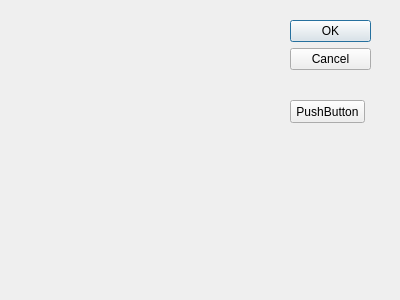
Qt form dialog.ui (YBelikov/spreadsheet-app-qt) before a commit.
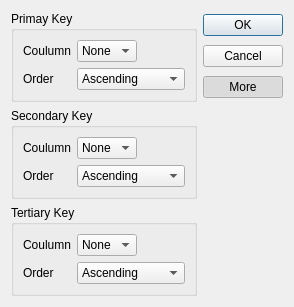
The same form after that commit.

Patch:
```diff
--- a/dialog.ui
+++ b/dialog.ui
@@ -6,42 +6,236 @@
    <rect>
     <x>0</x>
     <y>0</y>
-    <width>400</width>
-    <height>300</height>
+    <width>294</width>
+    <height>271</height>
    </rect>
   </property>
   <property name="windowTitle">
    <string>Dialog</string>
   </property>
-  <widget class="QDialogButtonBox" name="buttonBox">
-   <property name="geometry">
-    <rect>
-     <x>290</x>
-     <y>20</y>
-     <width>81</width>
-     <height>241</height>
-    </rect>
-   </property>
-   <property name="orientation">
-    <enum>Qt::Vertical</enum>
-   </property>
-   <property name="standardButtons">
-    <set>QDialogButtonBox::Cancel|QDialogButtonBox::Ok</set>
-   </property>
-  </widget>
-  <widget class="QPushButton" name="pushButton">
-   <property name="geometry">
-    <rect>
-     <x>290</x>
-     <y>100</y>
-     <width>75</width>
-     <height>23</height>
-    </rect>
-   </property>
-   <property name="text">
-    <string>PushButton</string>
-   </property>
-  </widget>
+  <layout class="QGridLayout" name="gridLayout_6">
+   <item row="0" column="0" rowspan="2" colspan="2">
+    <widget class="QGroupBox" name="primaryGroupBox">
+     <property name="title">
+      <string>Primay Key</string>
+     </property>
+     <layout class="QGridLayout" name="gridLayout">
+      <item row="1" column="0">
+       <widget class="QLabel" name="label_2">
+        <property name="text">
+         <string>Order</string>
+        </property>
+       </widget>
+      </item>
+      <item row="1" column="1" colspan="2">
+       <widget class="QComboBox" name="primaryOrdeCombo">
+        <item>
+         <property name="text">
+          <string>Ascending</string>
+         </property>
+        </item>
+        <item>
+         <property name="text">
+          <string>Descending</string>
+         </property>
+        </item>
+       </widget>
+      </item>
+      <item row="0" column="0">
+       <widget class="QLabel" name="label">
+        <property name="text">
+         <string>Coulumn</string>
+        </property>
+       </widget>
+      </item>
+      <item row="0" column="2">
+       <spacer name="horizontalSpacer">
+        <property name="orientation">
+         <enum>Qt::Horizontal</enum>
+        </property>
+        <property name="sizeHint" stdset="0">
+         <size>
+          <width>48</width>
+          <height>20</height>
+         </size>
+        </property>
+       </spacer>
+      </item>
+      <item row="0" column="1">
+       <widget class="QComboBox" name="primaryColumnCombo">
+        <item>
+         <property name="text">
+          <string>None</string>
+         </property>
+        </item>
+       </widget>
+      </item>
+     </layout>
+    </widget>
+   </item>
+   <item row="0" column="2" rowspan="2">
+    <layout class="QGridLayout" name="gridLayout_5">
+     <item row="0" column="0">
+      <widget class="QPushButton" name="okButton">
+       <property name="text">
+        <string>OK</string>
+       </property>
+      </widget>
+     </item>
+     <item row="2" column="0">
+      <widget class="QPushButton" name="moreButton">
+       <property name="text">
+        <string>More</string>
+       </property>
+       <property name="checkable">
+        <bool>true</bool>
+       </property>
+       <property name="checked">
+        <bool>true</bool>
+       </property>
+      </widget>
+     </item>
+     <item row="1" column="0">
+      <widget class="QPushButton" name="cancelButton">
+       <property name="text">
+        <string>Cancel</string>
+       </property>
+      </widget>
+     </item>
+    </layout>
+   </item>
+   <item row="1" column="1">
+    <spacer name="verticalSpacer_2">
+     <property name="orientation">
+      <enum>Qt::Vertical</enum>
+     </property>
+     <property name="sizeHint" stdset="0">
+      <size>
+       <width>20</width>
+       <height>74</height>
+      </size>
+     </property>
+    </spacer>
+   </item>
+   <item row="2" column="0" colspan="2">
+    <widget class="QGroupBox" name="secondaryGroupBox">
+     <property name="title">
+      <string>Secondary Key</string>
+     </property>
+     <layout class="QGridLayout" name="gridLayout_3">
+      <item row="1" column="0">
+       <widget class="QLabel" name="label_5">
+        <property name="text">
+         <string>Order</string>
+        </property>
+       </widget>
+      </item>
+      <item row="1" column="1" colspan="2">
+       <widget class="QComboBox" name="secondaryOrderCombo">
+        <item>
+         <property name="text">
+          <string>Ascending</string>
+         </property>
+        </item>
+        <item>
+         <property name="text">
+          <string>Descending</string>
+         </property>
+        </item>
+       </widget>
+      </item>
+      <item row="0" column="0">
+       <widget class="QLabel" name="label_6">
+        <property name="text">
+         <string>Coulumn</string>
+        </property>
+       </widget>
+      </item>
+      <item row="0" column="2">
+       <spacer name="horizontalSpacer_3">
+        <property name="orientation">
+         <enum>Qt::Horizontal</enum>
+        </property>
+        <property name="sizeHint" stdset="0">
+         <size>
+          <width>48</width>
+          <height>20</height>
+         </size>
+        </property>
+       </spacer>
+      </item>
+      <item row="0" column="1">
+       <widget class="QComboBox" name="secondaryColumnCombo">
+        <item>
+         <property name="text">
+          <string>None</string>
+         </property>
+        </item>
+       </widget>
+      </item>
+     </layout>
+    </widget>
+   </item>
+   <item row="3" column="0" colspan="2">
+    <widget class="QGroupBox" name="TertiaryGroupBox">
+     <property name="title">
+      <string>Tertiary Key</string>
+     </property>
+     <layout class="QGridLayout" name="gridLayout_4">
+      <item row="1" column="0">
+       <widget class="QLabel" name="label_7">
+        <property name="text">
+         <string>Order</string>
+        </property>
+       </widget>
+      </item>
+      <item row="1" column="1" colspan="2">
+       <widget class="QComboBox" name="tertiaryOrderCombo">
+        <item>
+         <property name="text">
+          <string>Ascending</string>
+         </property>
+        </item>
+        <item>
+         <property name="text">
+          <string>Descending</string>
+         </property>
+        </item>
+       </widget>
+      </item>
+      <item row="0" column="0">
+       <widget class="QLabel" name="label_8">
+        <property name="text">
+         <string>Coulumn</string>
+        </property>
+       </widget>
+      </item>
+      <item row="0" column="2">
+       <spacer name="horizontalSpacer_4">
+        <property name="orientation">
+         <enum>Qt::Horizontal</enum>
+        </property>
+        <property name="sizeHint" stdset="0">
+         <size>
+          <width>48</width>
+          <height>20</height>
+         </size>
+        </property>
+       </spacer>
+      </item>
+      <item row="0" column="1">
+       <widget class="QComboBox" name="tertiaryColumnCombo">
+        <item>
+         <property name="text">
+          <string>None</string>
+         </property>
+        </item>
+       </widget>
+      </item>
+     </layout>
+    </widget>
+   </item>
+  </layout>
  </widget>
  <resources/>
  <connections>
```
Left out of the diff: 56 changed lines with no effect on the pictures.
